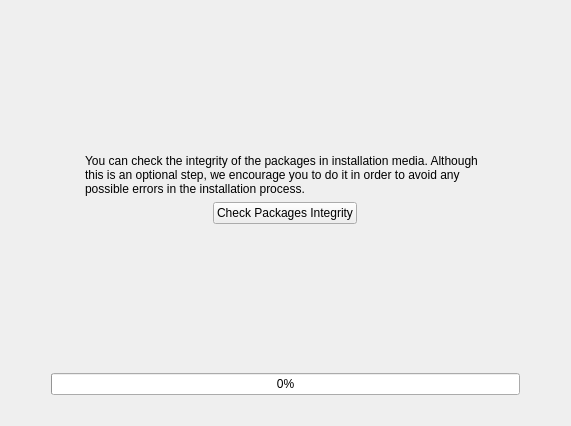
The window that yali/gui/Ui/checkcdwidget.ui (dadas45li/yali) describes before a commit, drawn with Qt 5.
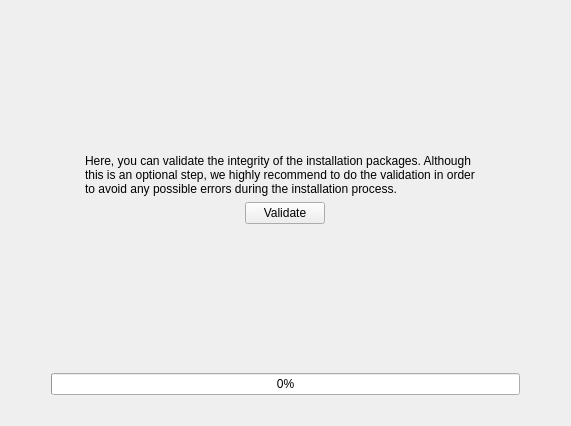
The same window after the commit. Icons and pictures are not drawn.

Patch:
```diff
--- a/yali/gui/Ui/checkcdwidget.ui
+++ b/yali/gui/Ui/checkcdwidget.ui
@@ -64,7 +64,7 @@
      <item>
       <widget class="QLabel" name="textLabel2">
        <property name="text">
-        <string>You can check the integrity of the packages in installation media. Although this is an optional step, we encourage you to do it in order to avoid any possible errors in the installation process.</string>
+        <string>Here, you can validate the integrity of the installation packages. Although this is an optional step, we highly recommend to do the validation in order to avoid any possible errors during the installation process.</string>
        </property>
        <property name="alignment">
         <set>Qt::AlignVCenter</set>
@@ -98,7 +98,7 @@
        <item>
         <widget class="QPushButton" name="checkButton">
          <property name="text">
-          <string>Check Packages Integrity</string>
+          <string>Validate</string>
          </property>
         </widget>
        </item>
```
